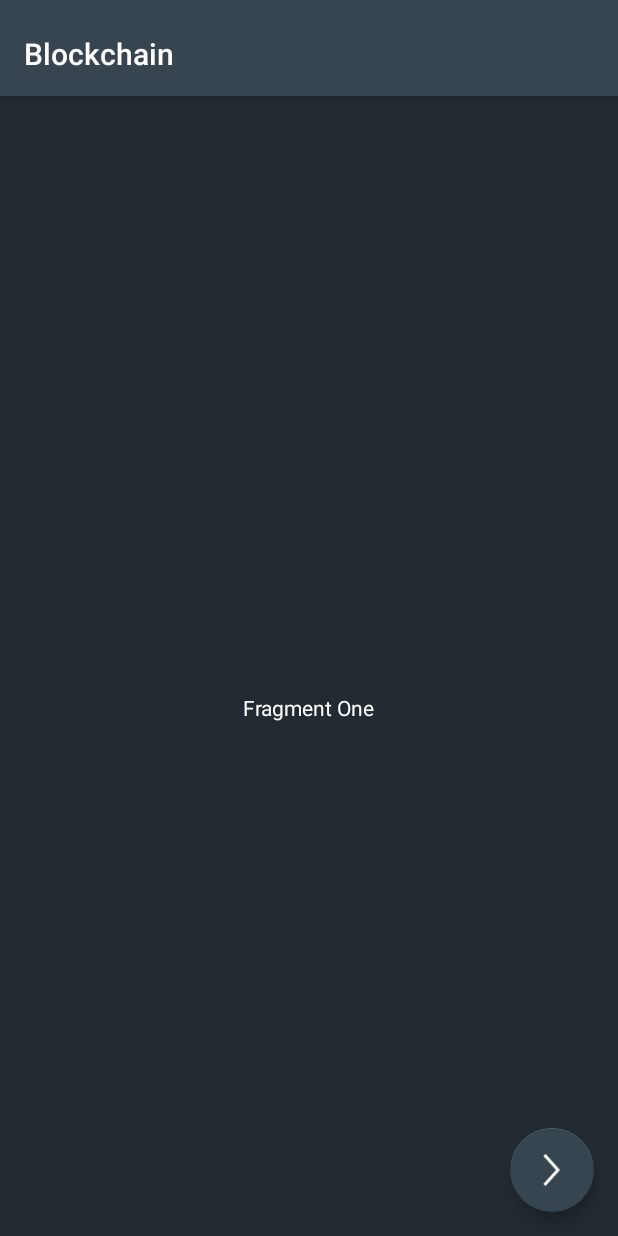
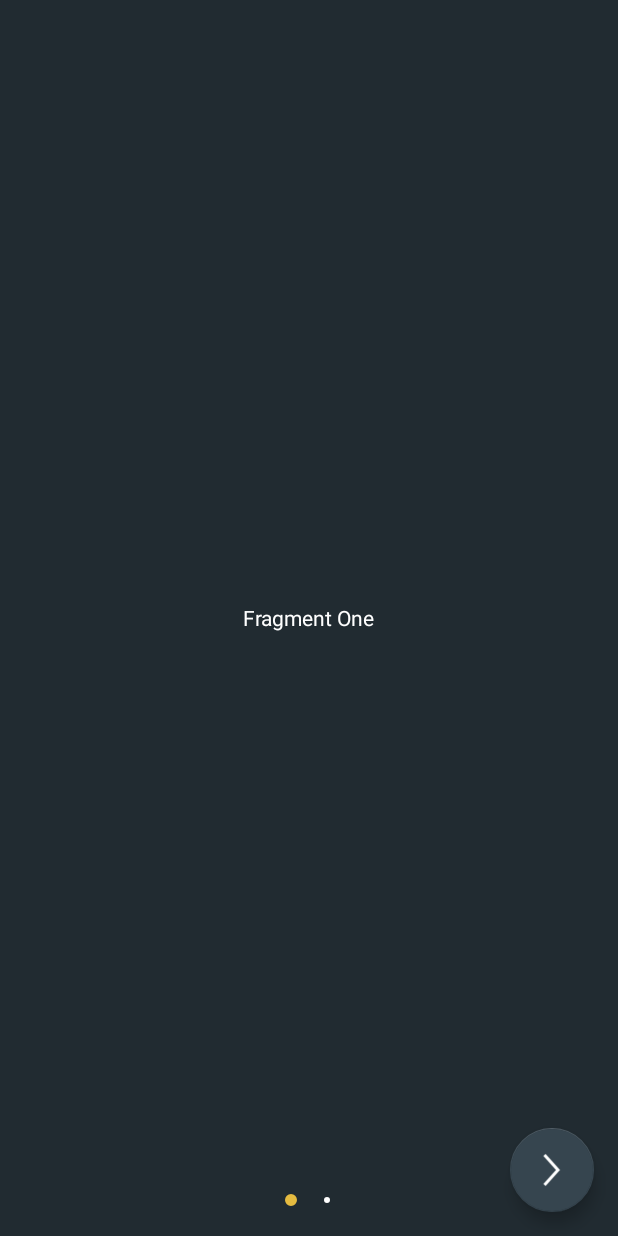
Before and after one commit to plarentih/Blockchain, an Android app: the screen it shows after launch (SwipeActivity), on a phone screen of 412 x 824 dp. Run offline under Robolectric (Android 15) with nearby library versions, the phone set to English and light mode, and no system bars.

Commit message:
Implemented 'dots' for swipe pages

```diff
--- a/app/src/main/java/com/example/plarent/blockchain/activity/SwipeActivity.java
+++ b/app/src/main/java/com/example/plarent/blockchain/activity/SwipeActivity.java
@@ -2,6 +2,7 @@ package com.example.plarent.blockchain.activity;
 
 import android.content.Intent;
 import android.support.design.widget.FloatingActionButton;
+import android.support.design.widget.TabLayout;
 import android.support.v7.app.AppCompatActivity;
 import android.support.v7.widget.Toolbar;
 
@@ -23,13 +24,16 @@ public class SwipeActivity extends AppCompatActivity {
         super.onCreate(savedInstanceState);
         setContentView(R.layout.activity_swipe);
 
-        Toolbar toolbar = findViewById(R.id.toolbar);
-        setSupportActionBar(toolbar);
+        //Toolbar toolbar = findViewById(R.id.toolbar);
+        //setSupportActionBar(toolbar);
 
         swipePagerAdapter = new SwipePagerAdapter(getSupportFragmentManager());
 
         mViewPager = findViewById(R.id.container);
         mViewPager.setAdapter(swipePagerAdapter);
+
+        TabLayout tabLayout = findViewById(R.id.tabDots);
+        tabLayout.setupWithViewPager(mViewPager, true);
 
         FloatingActionButton floatingActionButton = findViewById(R.id.fab);
         floatingActionButton.setOnClickListener(new View.OnClickListener() {
--- /dev/null
+++ b/app/src/main/res/drawable/tab_indicator_default.xml
@@ -0,0 +1,12 @@
+<?xml version="1.0" encoding="utf-8"?>
+<layer-list xmlns:android="http://schemas.android.com/apk/res/android">
+    <item>
+        <shape
+            android:innerRadius="0dp"
+            android:shape="ring"
+            android:thickness="2dp"
+            android:useLevel="false">
+            <solid android:color="#fff"/>
+        </shape>
+    </item>
+</layer-list>
--- /dev/null
+++ b/app/src/main/res/drawable/tab_indicator_selected.xml
@@ -0,0 +1,12 @@
+<?xml version="1.0" encoding="utf-8"?>
+<layer-list xmlns:android="http://schemas.android.com/apk/res/android">
+    <item>
+        <shape
+            android:innerRadius="0dp"
+            android:shape="ring"
+            android:thickness="4dp"
+            android:useLevel="false">
+            <solid android:color="#E5BB40"/>
+        </shape>
+    </item>
+</layer-list>
--- /dev/null
+++ b/app/src/main/res/drawable/tab_selector.xml
@@ -0,0 +1,8 @@
+<?xml version="1.0" encoding="utf-8"?>
+<selector xmlns:android="http://schemas.android.com/apk/res/android">
+
+    <item android:drawable="@drawable/tab_indicator_selected"
+        android:state_selected="true"/>
+
+    <item android:drawable="@drawable/tab_indicator_default"/>
+</selector>
--- a/app/src/main/res/layout/activity_swipe.xml
+++ b/app/src/main/res/layout/activity_swipe.xml
@@ -1,5 +1,5 @@
 <?xml version="1.0" encoding="utf-8"?>
-<android.support.design.widget.CoordinatorLayout xmlns:android="http://schemas.android.com/apk/res/android"
+<RelativeLayout xmlns:android="http://schemas.android.com/apk/res/android"
     xmlns:app="http://schemas.android.com/apk/res-auto"
     xmlns:tools="http://schemas.android.com/tools"
     android:id="@+id/main_content"
@@ -8,32 +8,22 @@
     android:fitsSystemWindows="true"
     tools:context="com.example.plarent.blockchain.activity.SwipeActivity">
 
-    <android.support.design.widget.AppBarLayout
-        android:id="@+id/appbar"
-        android:layout_width="match_parent"
-        android:layout_height="wrap_content"
-        android:paddingTop="@dimen/appbar_padding_top"
-        android:theme="@style/AppTheme.AppBarOverlay">
-
-        <android.support.v7.widget.Toolbar
-            android:id="@+id/toolbar"
-            android:layout_width="match_parent"
-            android:layout_height="?attr/actionBarSize"
-            android:layout_weight="1"
-            android:background="?attr/colorPrimary"
-            app:layout_scrollFlags="scroll|enterAlways"
-            app:popupTheme="@style/AppTheme.PopupOverlay"
-            app:title="@string/app_name">
-
-        </android.support.v7.widget.Toolbar>
-
-    </android.support.design.widget.AppBarLayout>
-
     <android.support.v4.view.ViewPager
         android:id="@+id/container"
         android:layout_width="match_parent"
         android:layout_height="match_parent"
         app:layout_behavior="@string/appbar_scrolling_view_behavior" />
+
+    <android.support.design.widget.TabLayout
+        android:id="@+id/tabDots"
+        android:layout_alignParentBottom="true"
+        android:layout_width="match_parent"
+        android:layout_height="wrap_content"
+        app:tabBackground="@drawable/tab_selector"
+        app:tabGravity="center"
+        app:tabIndicatorHeight="0dp">
+
+    </android.support.design.widget.TabLayout>
 
     <android.support.design.widget.FloatingActionButton
         android:id="@+id/fab"
@@ -41,6 +31,8 @@
         android:layout_height="wrap_content"
         android:layout_gravity="end|bottom"
         android:layout_margin="@dimen/fab_margin"
+        android:layout_alignParentBottom="true"
+        android:layout_alignParentRight="true"
         app:srcCompat="@drawable/next" />
 
-</android.support.design.widget.CoordinatorLayout>
+</RelativeLayout>
```
